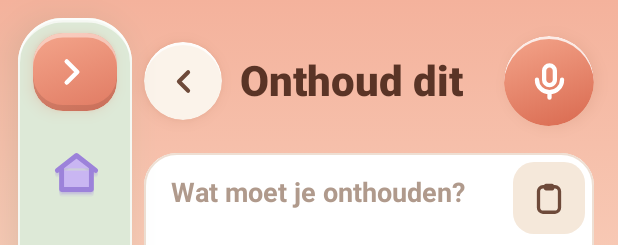
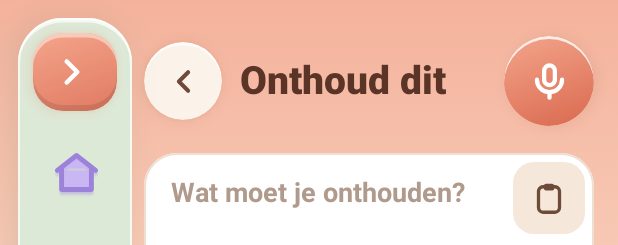
Before and after one commit to odeliamost-bit/bash-bord, an Android app built with Jetpack Compose: the @Preview function ToevoegenVoorbeeld, on a phone screen of 412 x 824 dp. Shown: the top 245 px of the screen. Run offline under Robolectric (Android 15) with nearby library versions, the phone set to English and light mode, and no system bars.

Commit message:
Uitleg bijgewerkt: telefoon-link, vaste handtekening, keuzes
- README: app via link op de telefoon, vaste handtekening instellen,
  nieuwe mappen.
- CLAUDE.md: gemaakte keuzes en status van fase 1.
- Titel in de bovenbalk iets kleiner, zodat hij naast de 🎤 past.

Co-Authored-By: Claude Opus 5.5 <noreply@anthropic.com>
Claude-Session: https://claude.ai/code/session_014t2Q6vf4cgtRE6QKpB7x2V

```diff
--- a/app/src/main/java/nl/odelia/dashboard/DashboardModel.kt
+++ b/app/src/main/java/nl/odelia/dashboard/DashboardModel.kt
@@ -41,12 +41,12 @@ class DashboardModel(app: Application) : AndroidViewModel(app), AppActies {
     private fun doe(werk: suspend () -> Unit) {
         viewModelScope.launch {
             werk()
-            Acties.naWijziging(getApplication())
+            Acties.naWijziging(getApplication<Application>())
         }
     }
 
     override fun wisselKlok() {
-        viewModelScope.launch { Acties.wisselKlok(getApplication()) }
+        viewModelScope.launch { Acties.wisselKlok(getApplication<Application>()) }
     }
 
     override fun zetDag(datum: LocalDate, soort: DagSoort, begin: LocalTime?, eind: LocalTime?) =
--- a/app/src/main/java/nl/odelia/dashboard/ui/onderdelen/Knoppen.kt
+++ b/app/src/main/java/nl/odelia/dashboard/ui/onderdelen/Knoppen.kt
@@ -41,7 +41,7 @@ import nl.odelia.dashboard.ui.theme.Nunito
 fun TerugBalk(titel: String, onTerug: () -> Unit, rechts: @Composable RowScope.() -> Unit = {}) {
     Row(verticalAlignment = Alignment.CenterVertically, horizontalArrangement = Arrangement.spacedBy(12.dp)) {
         RondeKnop(Icoontjes.terug, "Terug", onTerug, maat = 52.dp)
-        Tekst(titel, 28.sp, Modifier.weight(1f), kleur = Color(0xFF5A3426))
+        Tekst(titel, 26.sp, Modifier.weight(1f), kleur = Color(0xFF5A3426), regel = 30.sp)
         rechts()
     }
 }
```
Also changed, not shown: 2 other files.
